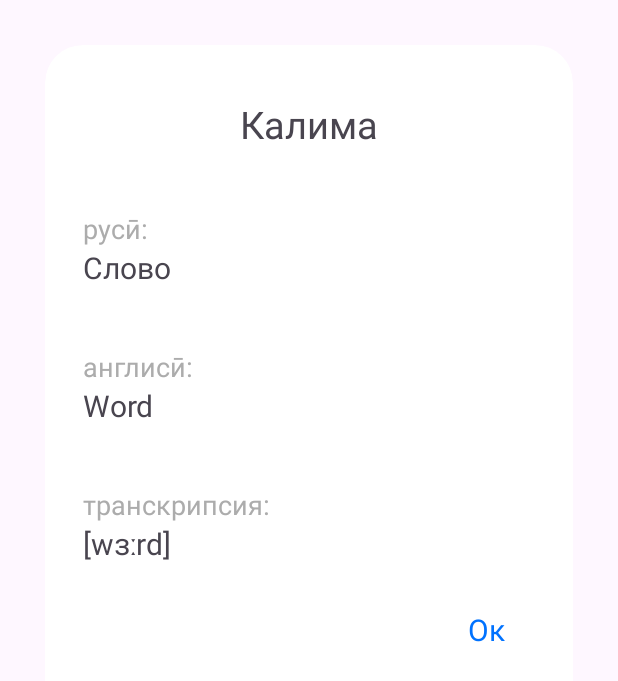
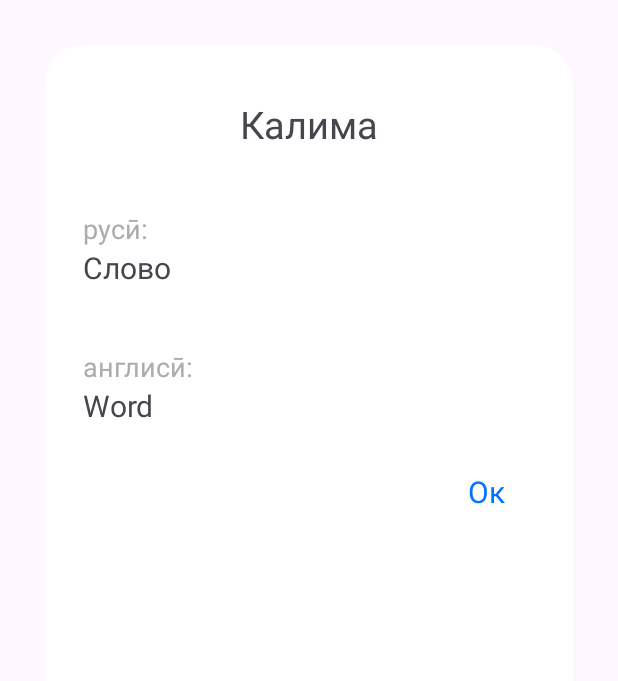
Before and after one commit to zafardeveloper/Dictionary, an Android app: the layout fullscreen_dictionary_dialog.xml on its own in the app's theme, with its tools: preview values and no code run, on a phone screen of 412 x 824 dp. Shown: the top 681 px of the screen. Run offline under Robolectric (Android 15) with nearby library versions, the phone set to English and light mode, and no system bars.

Commit message:
some fixes

```diff
--- a/app/src/main/java/com/example/bottomnavigation_practise/view/adapter/FavoriteWordsAdapter.kt
+++ b/app/src/main/java/com/example/bottomnavigation_practise/view/adapter/FavoriteWordsAdapter.kt
@@ -11,11 +11,11 @@ import com.example.bottomnavigation_practise.model.Dictionary.model.ListModel
 class FavoriteWordsAdapter(private val favoriteWords: List<ListModel>) : RecyclerView.Adapter<FavoriteWordsAdapter.ViewHolder>() {
 
     class ViewHolder(itemView: View) : RecyclerView.ViewHolder(itemView) {
-        val textViewWord: TextView = itemView.findViewById(R.id.textViewWord)
+        val textViewWord: TextView = itemView.findViewById(R.id.textTajWord)
     }
 
     override fun onCreateViewHolder(parent: ViewGroup, viewType: Int): ViewHolder {
-        val view = LayoutInflater.from(parent.context).inflate(R.layout.list_item_favorite_layout, parent, false)
+        val view = LayoutInflater.from(parent.context).inflate(R.layout.list_item_layout, parent, false)
         return ViewHolder(view)
     }
 
--- a/app/src/main/res/drawable/ic_refresh.xml
+++ b/app/src/main/res/drawable/ic_refresh.xml
@@ -5,13 +5,13 @@
     android:viewportWidth="20"
     android:viewportHeight="18">
     <path
-        android:strokeColor="#FF306CFE"
+        android:strokeColor="@color/blue"
         android:strokeWidth="2"
         android:strokeLineCap="round"
         android:strokeLineJoin="round"
         android:pathData="M12 15H7c-1.27 0-2.5-0.41-3.53-1.16-1.03-0.75-1.79-1.81-2.17-3.02C0.9 9.6 0.92 8.3 1.33 7.1 1.73 5.9 2.5 4.85 3.54 4.1M8 3h5c1.27 0 2.5 0.41 3.53 1.16 1.03 0.75 1.79 1.81 2.17 3.02 0.39 1.21 0.38 2.52-0.03 3.72-0.4 1.2-1.17 2.25-2.21 2.99"/>
     <path
-        android:strokeColor="#FF344054"
+        android:strokeColor="@color/blue"
         android:strokeWidth="2"
         android:strokeLineCap="round"
         android:strokeLineJoin="round"
--- a/app/src/main/res/layout/fullscreen_dictionary_dialog.xml
+++ b/app/src/main/res/layout/fullscreen_dictionary_dialog.xml
@@ -72,20 +72,20 @@
                 android:textSize="20sp" />
 
 
-            <TextView
-                android:layout_width="match_parent"
-                android:layout_height="wrap_content"
-                android:layout_marginTop="40dp"
-                android:text="транскрипсия:"
-                android:textColor="@color/hint_color"
-                android:textSize="18sp" />
+<!--            <TextView-->
+<!--                android:layout_width="match_parent"-->
+<!--                android:layout_height="wrap_content"-->
+<!--                android:layout_marginTop="40dp"-->
+<!--                android:text="транскрипсия:"-->
+<!--                android:textColor="@color/hint_color"-->
+<!--                android:textSize="18sp" />-->
 
-            <TextView
-                android:id="@+id/transcription"
-                android:layout_width="match_parent"
-                android:layout_height="wrap_content"
-                android:text="[wɜːrd]"
-                android:textSize="20sp" />
+<!--            <TextView-->
+<!--                android:id="@+id/transcription"-->
+<!--                android:layout_width="match_parent"-->
+<!--                android:layout_height="wrap_content"-->
+<!--                android:text="[wɜːrd]"-->
+<!--                android:textSize="20sp" />-->
 
         </LinearLayout>
 
```
Also changed, not shown: app/src/main/java/com/example/bottomnavigation_practise/MainActivity.kt (+19 -7 lines), app/src/main/res/layout/fragment_dictionary.xml (+7 -8 lines), app/src/main/res/layout/list_item_favorite_layout.xml (deleted, +0 -15 lines).
